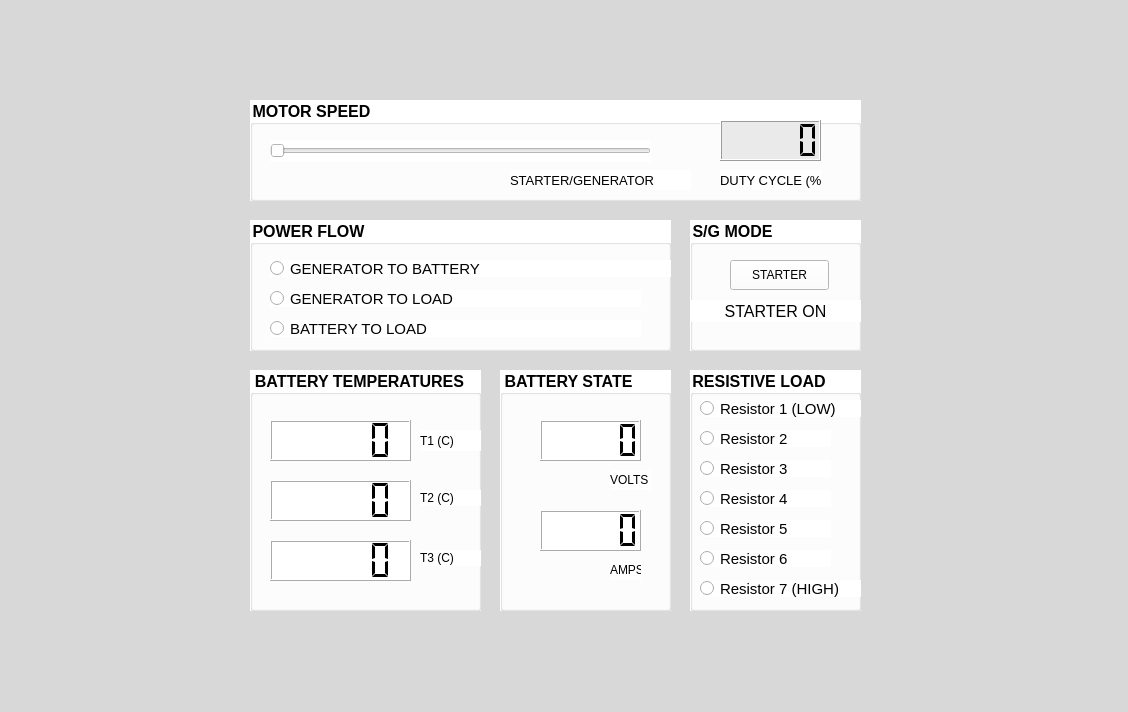
This is 24-25 files/MOTOR_TEST_GUI.ui in rballentine25/WSU-HUAV-2425 as Qt 5 draws it before an edit. The edited form follows.
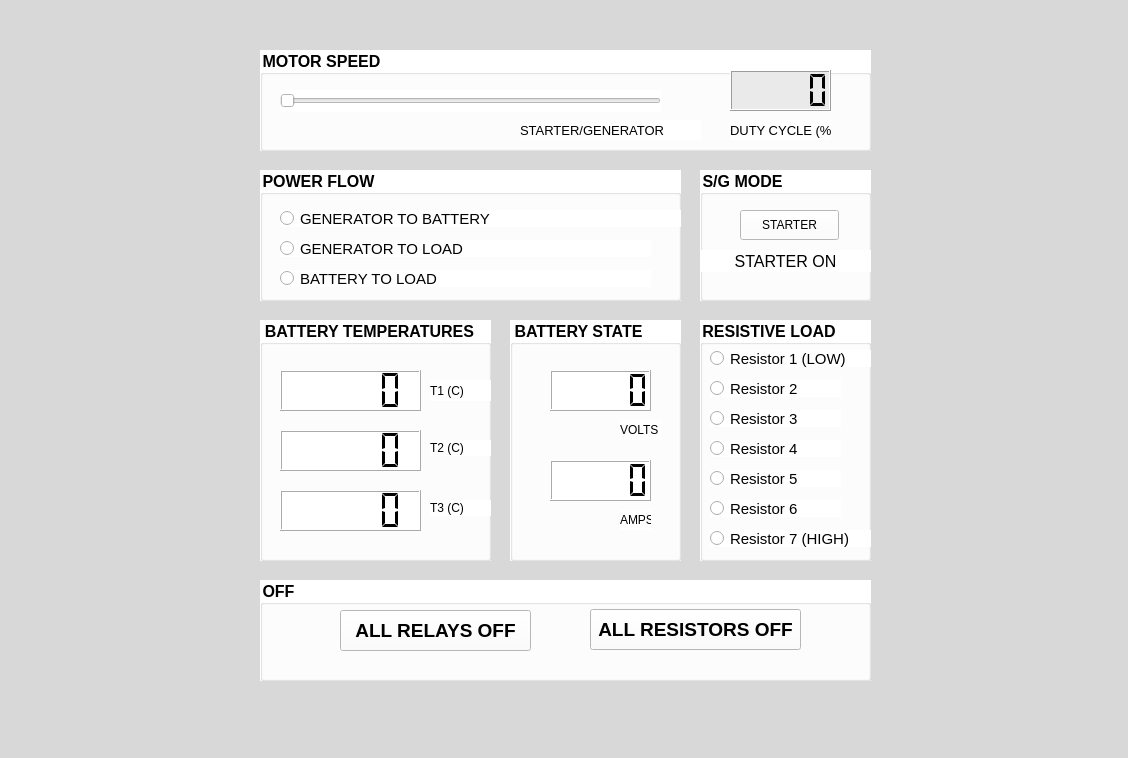
This is the edited form.

Commit message: added all relays off buttons and linked some relay groups

The edit to the form file:
```diff
--- a/24-25 files/MOTOR_TEST_GUI.ui
+++ b/24-25 files/MOTOR_TEST_GUI.ui
@@ -7,7 +7,7 @@
     <x>0</x>
     <y>0</y>
     <width>1128</width>
-    <height>712</height>
+    <height>758</height>
    </rect>
   </property>
   <property name="font">
@@ -26,8 +26,8 @@
   <widget class="QGroupBox" name="BATTERY_STATE">
    <property name="geometry">
     <rect>
-     <x>500</x>
-     <y>370</y>
+     <x>510</x>
+     <y>320</y>
      <width>171</width>
      <height>241</height>
     </rect>
@@ -98,8 +98,8 @@
   <widget class="QGroupBox" name="MODE">
    <property name="geometry">
     <rect>
-     <x>690</x>
-     <y>220</y>
+     <x>700</x>
+     <y>170</y>
      <width>171</width>
      <height>131</height>
     </rect>
@@ -162,8 +162,8 @@
   <widget class="QGroupBox" name="MOTOR_SPEED">
    <property name="geometry">
     <rect>
-     <x>250</x>
-     <y>100</y>
+     <x>260</x>
+     <y>50</y>
      <width>611</width>
      <height>101</height>
     </rect>
@@ -264,8 +264,8 @@
   <widget class="QGroupBox" name="TEMPS">
    <property name="geometry">
     <rect>
-     <x>250</x>
-     <y>370</y>
+     <x>260</x>
+     <y>320</y>
      <width>231</width>
      <height>241</height>
     </rect>
@@ -358,8 +358,8 @@
   <widget class="QGroupBox" name="LOAD">
    <property name="geometry">
     <rect>
-     <x>690</x>
-     <y>370</y>
+     <x>700</x>
+     <y>320</y>
      <width>171</width>
      <height>241</height>
     </rect>
@@ -500,8 +500,8 @@
   <widget class="QGroupBox" name="POWER">
    <property name="geometry">
     <rect>
-     <x>250</x>
-     <y>220</y>
+     <x>260</x>
+     <y>170</y>
      <width>421</width>
      <height>131</height>
     </rect>
@@ -567,6 +567,84 @@
     </property>
    </widget>
   </widget>
+  <widget class="QGroupBox" name="OFFGROUP">
+   <property name="geometry">
+    <rect>
+     <x>260</x>
+     <y>580</y>
+     <width>611</width>
+     <height>101</height>
+    </rect>
+   </property>
+   <property name="styleSheet">
+    <string notr="true">background-color: rgb(255, 255, 255);</string>
+   </property>
+   <property name="title">
+    <string>OFF</string>
+   </property>
+   <widget class="QPushButton" name="RELAYSOFF">
+    <property name="geometry">
+     <rect>
+      <x>80</x>
+      <y>30</y>
+      <width>191</width>
+      <height>41</height>
+     </rect>
+    </property>
+    <property name="font">
+     <font>
+      <pointsize>14</pointsize>
+      <weight>75</weight>
+      <bold>true</bold>
+     </font>
+    </property>
+    <property name="styleSheet">
+     <string notr="true">QPushButton:checked {
+background-color: darkgray
+}</string>
+    </property>
+    <property name="text">
+     <string>ALL RELAYS OFF</string>
+    </property>
+    <property name="checkable">
+     <bool>false</bool>
+    </property>
+    <property name="checked">
+     <bool>false</bool>
+    </property>
+   </widget>
+   <widget class="QPushButton" name="RESISTORSOFF">
+    <property name="geometry">
+     <rect>
+      <x>330</x>
+      <y>29</y>
+      <width>211</width>
+      <height>41</height>
+     </rect>
+    </property>
+    <property name="font">
+     <font>
+      <pointsize>14</pointsize>
+      <weight>75</weight>
+      <bold>true</bold>
+     </font>
+    </property>
+    <property name="styleSheet">
+     <string notr="true">QPushButton:checked {
+background-color: darkgray
+}</string>
+    </property>
+    <property name="text">
+     <string>ALL RESISTORS OFF</string>
+    </property>
+    <property name="checkable">
+     <bool>false</bool>
+    </property>
+    <property name="checked">
+     <bool>false</bool>
+    </property>
+   </widget>
+  </widget>
  </widget>
  <resources/>
  <connections/>
```
The commit also changes 3 other files.
